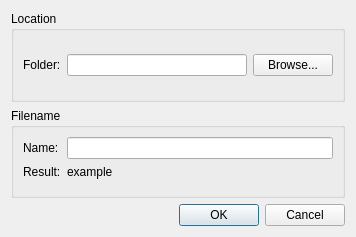
This is src/dialog/selectfolderdialog.ui in olav-st/screencloud as Qt 5 draws it before an edit. The edited form follows.
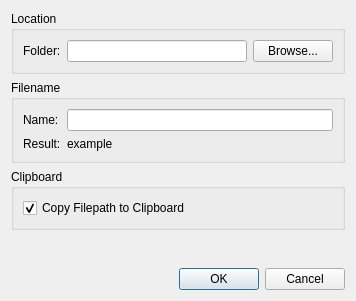
This is the edited form. Icons and pictures are not drawn.

Commit message: add support for copying filepath to clipboard when saving to a local file

What changed in the file:
```diff
--- a/src/dialog/selectfolderdialog.ui
+++ b/src/dialog/selectfolderdialog.ui
@@ -7,7 +7,7 @@
     <x>0</x>
     <y>0</y>
     <width>356</width>
-    <height>237</height>
+    <height>301</height>
    </rect>
   </property>
   <property name="windowTitle">
@@ -95,6 +95,42 @@
      </layout>
     </widget>
    </item>
+   <item>
+    <widget class="QGroupBox" name="group_clipboard">
+     <property name="title">
+      <string>Clipboard</string>
+     </property>
+     <layout class="QVBoxLayout" name="verticalLayout_4">
+      <item>
+       <layout class="QHBoxLayout" name="layout_clipboard">
+        <item>
+         <widget class="QCheckBox" name="checkBox_clipboard">
+          <property name="text">
+           <string>Copy Filepath to Clipboard</string>
+          </property>
+          <property name="checked">
+           <bool>true</bool>
+          </property>
+         </widget>
+        </item>
+       </layout>
+      </item>
+     </layout>
+    </widget>
+   </item>
+   <item>
+    <spacer name="verticalSpacer">
+     <property name="orientation">
+      <enum>Qt::Vertical</enum>
+     </property>
+     <property name="sizeHint" stdset="0">
+      <size>
+       <width>20</width>
+       <height>40</height>
+      </size>
+     </property>
+    </spacer>
+   </item>
    <item>
     <widget class="QDialogButtonBox" name="buttonBox">
      <property name="orientation">
```
The commit also changes 4 other files.
